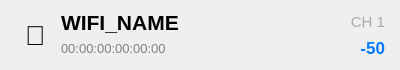
First picture: the form in display.ui, repository suseong41/SuNiffing, before the edit.
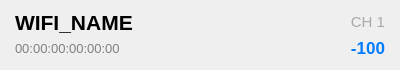
Second picture: the form after the edit.

```diff
--- a/display.ui
+++ b/display.ui
@@ -26,33 +26,6 @@
    <property name="bottomMargin">
     <number>10</number>
    </property>
-   <item>
-    <widget class="QLabel" name="icon">
-     <property name="minimumSize">
-      <size>
-       <width>40</width>
-       <height>40</height>
-      </size>
-     </property>
-     <property name="maximumSize">
-      <size>
-       <width>40</width>
-       <height>40</height>
-      </size>
-     </property>
-     <property name="font">
-      <font>
-       <pointsize>20</pointsize>
-      </font>
-     </property>
-     <property name="text">
-      <string>🛜</string>
-     </property>
-     <property name="alignment">
-      <set>Qt::AlignmentFlag::AlignCenter</set>
-     </property>
-    </widget>
-   </item>
    <item>
     <layout class="QVBoxLayout" name="verticalLayout">
      <property name="spacing">
@@ -136,7 +109,7 @@
         <string>color: #007AFF;</string>
        </property>
        <property name="text">
-        <string>-50</string>
+        <string>-100</string>
        </property>
        <property name="alignment">
         <set>Qt::AlignmentFlag::AlignRight|Qt::AlignmentFlag::AlignTrailing|Qt::AlignmentFlag::AlignVCenter</set>
```
